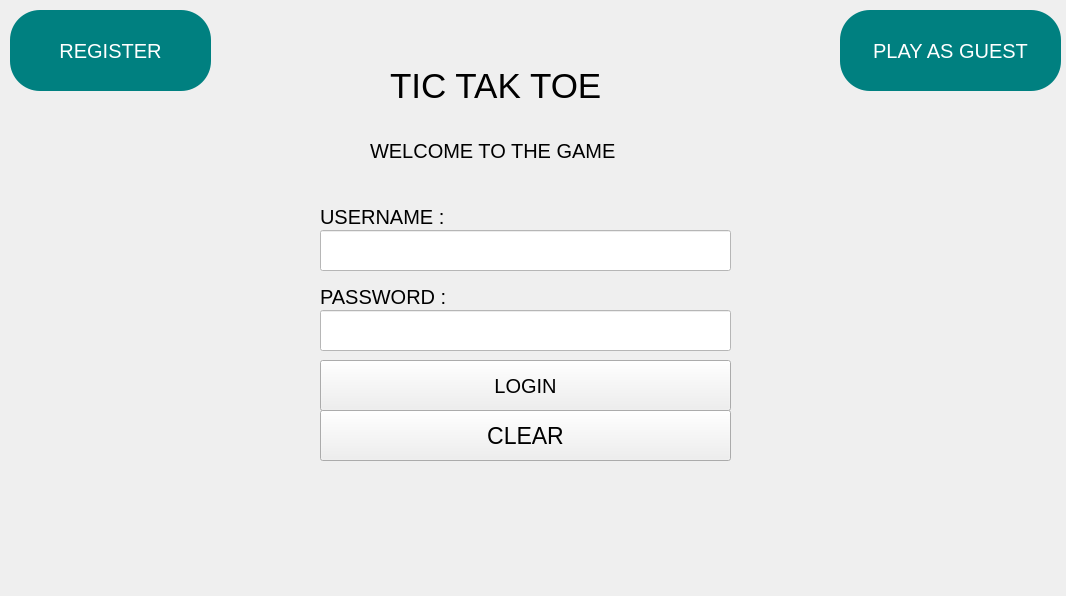
This is mainwindow.ui in som3a-dot/Tic-Tac-Toe-Project as Qt 5 draws it before an edit. The edited form follows.
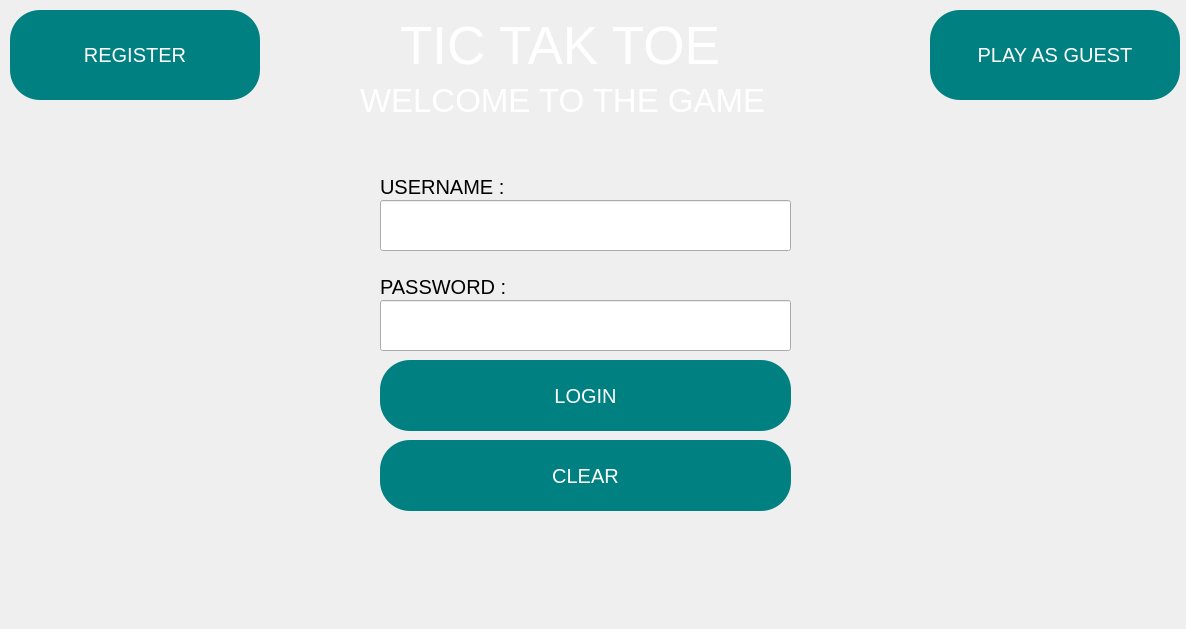
This is the edited form. Icons and pictures are not drawn.

Diff of the .ui file:
```diff
--- a/mainwindow.ui
+++ b/mainwindow.ui
@@ -6,8 +6,8 @@
    <rect>
     <x>0</x>
     <y>0</y>
-    <width>1066</width>
-    <height>596</height>
+    <width>1186</width>
+    <height>629</height>
    </rect>
   </property>
   <property name="windowTitle">
@@ -25,8 +25,8 @@
      <rect>
       <x>10</x>
       <y>10</y>
-      <width>201</width>
-      <height>81</height>
+      <width>250</width>
+      <height>90</height>
      </rect>
     </property>
     <property name="font">
@@ -48,62 +48,11 @@
      <string>REGISTER</string>
     </property>
    </widget>
-   <widget class="QPushButton" name="LoginButton">
-    <property name="geometry">
-     <rect>
-      <x>320</x>
-      <y>360</y>
-      <width>411</width>
-      <height>51</height>
-     </rect>
-    </property>
-    <property name="font">
-     <font>
-      <pointsize>15</pointsize>
-     </font>
-    </property>
-    <property name="text">
-     <string>LOGIN</string>
-    </property>
-   </widget>
-   <widget class="QStackedWidget" name="stackedWidget">
-    <property name="geometry">
-     <rect>
-      <x>40</x>
-      <y>200</y>
-      <width>41</width>
-      <height>31</height>
-     </rect>
-    </property>
-    <property name="currentIndex">
-     <number>1</number>
-    </property>
-    <widget class="QWidget" name="page"/>
-    <widget class="QWidget" name="page_2"/>
-   </widget>
-   <widget class="QLabel" name="label">
-    <property name="geometry">
-     <rect>
-      <x>390</x>
-      <y>60</y>
-      <width>251</width>
-      <height>51</height>
-     </rect>
-    </property>
-    <property name="font">
-     <font>
-      <pointsize>26</pointsize>
-     </font>
-    </property>
-    <property name="text">
-     <string>TIC TAK TOE</string>
-    </property>
-   </widget>
    <widget class="QLabel" name="label_2">
     <property name="geometry">
      <rect>
-      <x>320</x>
-      <y>200</y>
+      <x>380</x>
+      <y>170</y>
       <width>140</width>
       <height>33</height>
      </rect>
@@ -113,6 +62,11 @@
       <pointsize>15</pointsize>
      </font>
     </property>
+    <property name="styleSheet">
+     <string notr="true">QLabel {
+color:black;
+}</string>
+    </property>
     <property name="text">
      <string>USERNAME :</string>
     </property>
@@ -120,29 +74,29 @@
    <widget class="QLineEdit" name="lineEdit">
     <property name="geometry">
      <rect>
-      <x>320</x>
-      <y>230</y>
+      <x>380</x>
+      <y>200</y>
       <width>411</width>
-      <height>41</height>
+      <height>51</height>
      </rect>
     </property>
     <property name="font">
      <font>
-      <pointsize>12</pointsize>
+      <pointsize>15</pointsize>
      </font>
     </property>
     <property name="styleSheet">
-     <string notr="true">QLineEdit
-{ 
-background-color:white;
+     <string notr="true">QLineEdit {
+background-image: url(:/image/4599316.jpg);
+color:white
 }</string>
     </property>
    </widget>
    <widget class="QLabel" name="label_3">
     <property name="geometry">
      <rect>
-      <x>320</x>
-      <y>280</y>
+      <x>380</x>
+      <y>270</y>
       <width>141</width>
       <height>33</height>
      </rect>
@@ -152,6 +106,11 @@
       <pointsize>15</pointsize>
      </font>
     </property>
+    <property name="styleSheet">
+     <string notr="true">QLabel {
+color:black;
+}</string>
+    </property>
     <property name="text">
      <string>PASSWORD :</string>
     </property>
@@ -159,94 +118,176 @@
    <widget class="QLineEdit" name="lineEdit_2">
     <property name="geometry">
      <rect>
-      <x>320</x>
-      <y>310</y>
+      <x>380</x>
+      <y>300</y>
       <width>411</width>
-      <height>41</height>
+      <height>51</height>
      </rect>
     </property>
     <property name="font">
      <font>
-      <pointsize>12</pointsize>
+      <pointsize>15</pointsize>
      </font>
     </property>
     <property name="styleSheet">
-     <string notr="true">QLineEdit
-{ 
-background-color:white;
+     <string notr="true">QLineEdit {
+background-image: url(:/image/4599316.jpg);
+color:white
 }</string>
     </property>
     <property name="echoMode">
      <enum>QLineEdit::EchoMode::Password</enum>
     </property>
    </widget>
-   <widget class="QPushButton" name="GuestButton_4">
-    <property name="geometry">
-     <rect>
-      <x>840</x>
-      <y>10</y>
-      <width>221</width>
-      <height>81</height>
-     </rect>
-    </property>
-    <property name="font">
-     <font>
-      <pointsize>-1</pointsize>
-     </font>
-    </property>
-    <property name="cursor">
-     <cursorShape>PointingHandCursor</cursorShape>
-    </property>
-    <property name="styleSheet">
-     <string notr="true">QPushButton 
-{ 
-background-color: teal;
-      color: white;
-        font-size: 20px;
-        border-radius: 30px;
-        padding: 10px 20px
-}</string>
-    </property>
-    <property name="text">
-     <string>PLAY AS GUEST</string>
-    </property>
-   </widget>
    <widget class="QPushButton" name="clearButton_3">
     <property name="geometry">
      <rect>
-      <x>320</x>
-      <y>410</y>
+      <x>380</x>
+      <y>440</y>
       <width>411</width>
-      <height>51</height>
+      <height>71</height>
      </rect>
     </property>
     <property name="font">
      <font>
-      <pointsize>17</pointsize>
+      <pointsize>-1</pointsize>
      </font>
     </property>
+    <property name="cursor">
+     <cursorShape>PointingHandCursor</cursorShape>
+    </property>
+    <property name="styleSheet">
+     <string notr="true">QPushButton 
+{ 
+background-color: teal;
+      color: white;
+        font-size: 20px;
+        border-radius: 30px;
+        padding: 10px 20px
+}</string>
+    </property>
     <property name="text">
      <string>CLEAR</string>
     </property>
    </widget>
+   <widget class="QLabel" name="label">
+    <property name="geometry">
+     <rect>
+      <x>400</x>
+      <y>10</y>
+      <width>361</width>
+      <height>71</height>
+     </rect>
+    </property>
+    <property name="font">
+     <font>
+      <pointsize>40</pointsize>
+     </font>
+    </property>
+    <property name="styleSheet">
+     <string notr="true">QLabel {
+color:white
+}</string>
+    </property>
+    <property name="text">
+     <string>TIC TAK TOE</string>
+    </property>
+   </widget>
    <widget class="QLabel" name="label_4">
     <property name="geometry">
      <rect>
-      <x>370</x>
-      <y>130</y>
-      <width>281</width>
+      <x>360</x>
+      <y>80</y>
+      <width>481</width>
       <height>41</height>
      </rect>
     </property>
     <property name="font">
      <font>
-      <pointsize>15</pointsize>
+      <pointsize>25</pointsize>
      </font>
     </property>
+    <property name="styleSheet">
+     <string notr="true">QLabel {
+color:white
+}</string>
+    </property>
     <property name="text">
      <string>WELCOME TO THE GAME</string>
     </property>
    </widget>
+   <widget class="QPushButton" name="LoginButton">
+    <property name="geometry">
+     <rect>
+      <x>380</x>
+      <y>360</y>
+      <width>411</width>
+      <height>71</height>
+     </rect>
+    </property>
+    <property name="font">
+     <font>
+      <pointsize>-1</pointsize>
+     </font>
+    </property>
+    <property name="cursor">
+     <cursorShape>PointingHandCursor</cursorShape>
+    </property>
+    <property name="styleSheet">
+     <string notr="true">QPushButton 
+{ 
+background-color: teal;
+      color: white;
+        font-size: 20px;
+        border-radius: 30px;
+        padding: 10px 20px
+}</string>
+    </property>
+    <property name="text">
+     <string>LOGIN</string>
+    </property>
+   </widget>
+   <widget class="QPushButton" name="GuestButton_4">
+    <property name="geometry">
+     <rect>
+      <x>930</x>
+      <y>10</y>
+      <width>250</width>
+      <height>90</height>
+     </rect>
+    </property>
+    <property name="font">
+     <font>
+      <pointsize>-1</pointsize>
+     </font>
+    </property>
+    <property name="cursor">
+     <cursorShape>PointingHandCursor</cursorShape>
+    </property>
+    <property name="styleSheet">
+     <string notr="true">QPushButton 
+{ 
+background-color: teal;
+      color: white;
+        font-size: 20px;
+        border-radius: 30px;
+        padding: 10px 20px
+}</string>
+    </property>
+    <property name="text">
+     <string>PLAY AS GUEST</string>
+    </property>
+   </widget>
+  </widget>
+  <widget class="QMenuBar" name="menuBar">
+   <property name="geometry">
+    <rect>
+     <x>0</x>
+     <y>0</y>
+     <width>1186</width>
+     <height>26</height>
+    </rect>
+   </property>
   </widget>
  </widget>
  <resources/>
```
Left out of the diff: 8 changed lines with no effect on the pictures.
